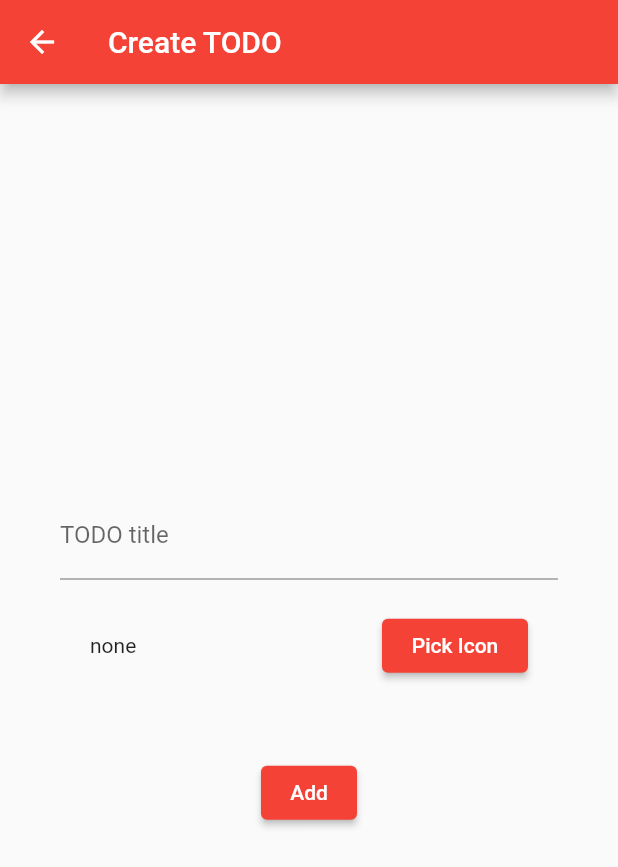
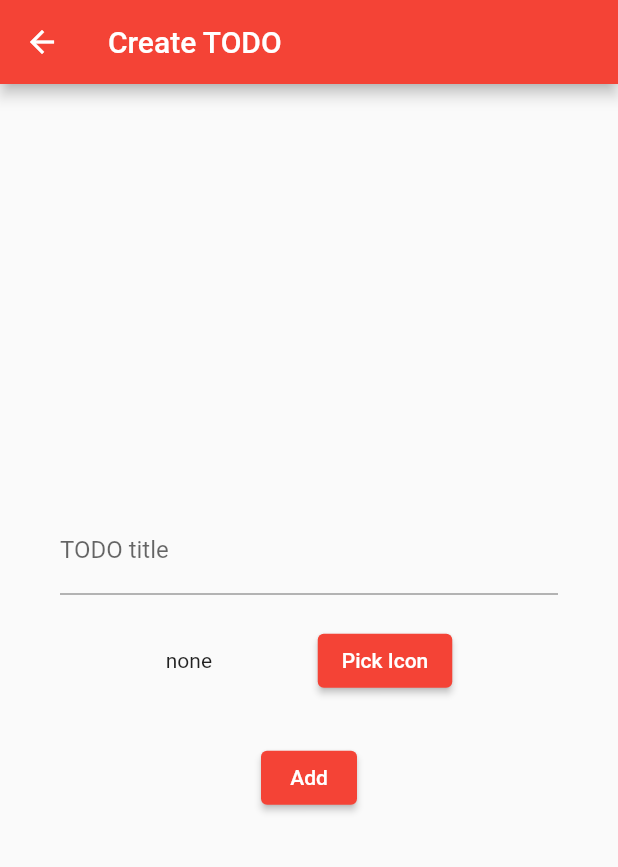
Before and after one commit to takumma/flutter_hands_on_sample, a Flutter app: the CreatePage screen opened directly, on a phone screen of 412 x 824 dp. Shown: the top 867 px of the screen. Run offline on Flutter 3.47's test engine with Material 2 defaults, Android fonts, the phone set to English and light mode, and no system bars; missing offline and left inert: flutter_iconpicker.

Commit message:
Fix: expanded -> mainAxisAlignment.spaceEvenly

```diff
--- a/lib/create_page.dart
+++ b/lib/create_page.dart
@@ -39,29 +39,24 @@ class _CreatePageState extends State<CreatePage> {
                 onChanged: (String text) => _title = text,
               ),
               Container(
-                padding: EdgeInsets.all(20.0),
+                padding: EdgeInsets.only(top: 20.0, bottom: 30.0),
                 child: Row(
+                  mainAxisAlignment: MainAxisAlignment.spaceEvenly,
                   children: [
-                    Expanded(
-                      child: _icon != null
+                    _icon != null
                         ? Icon(
                             _icon,
                             size: 45.0,
                           )
                         : Text("none"),
-                    ),
-                    Spacer(),
-                    Expanded(
-                      child: ElevatedButton(
+                    ElevatedButton(
                       child: const Text("Pick Icon"),
                       onPressed: () => _pickIcon(),
-                      ),
                     ),
                   ],
                 ),
               ),
               Container(
-                padding: EdgeInsets.only(top: 30.0),
                 child: ElevatedButton(
                   child: const Text("Add"),
                   onPressed: () {
```
Lines whose indentation alone changed are shown as unchanged.
